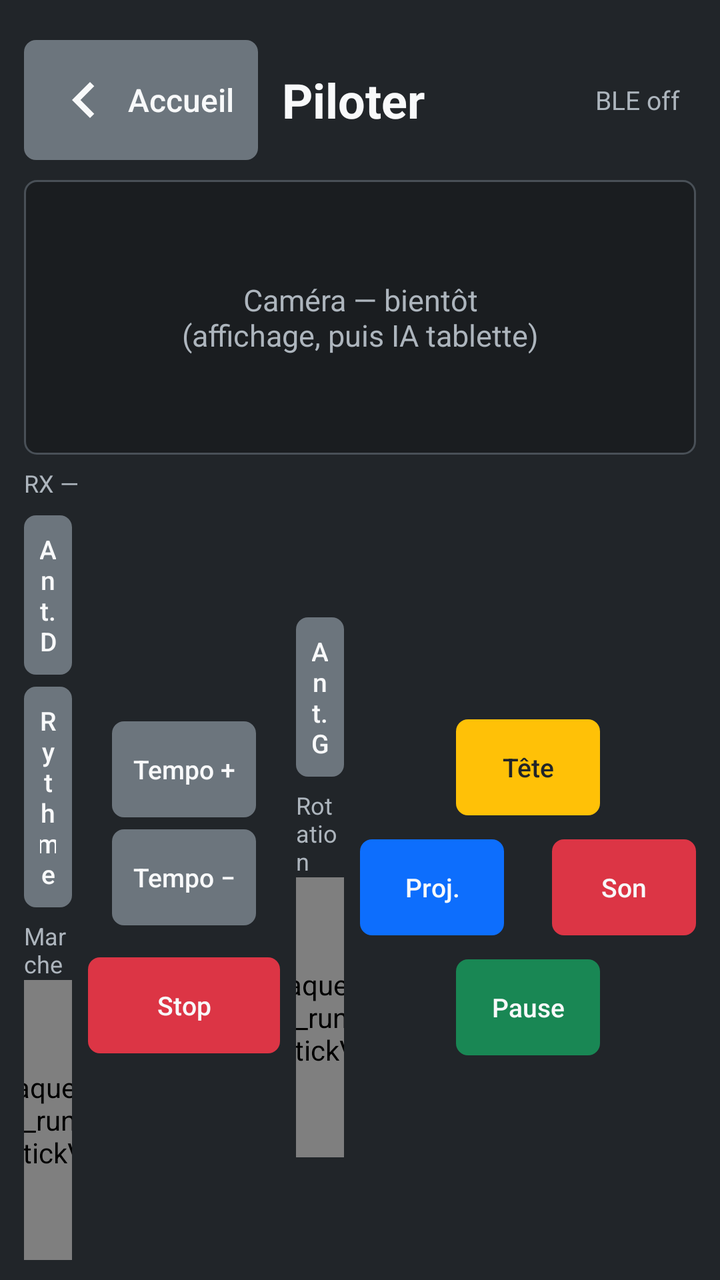
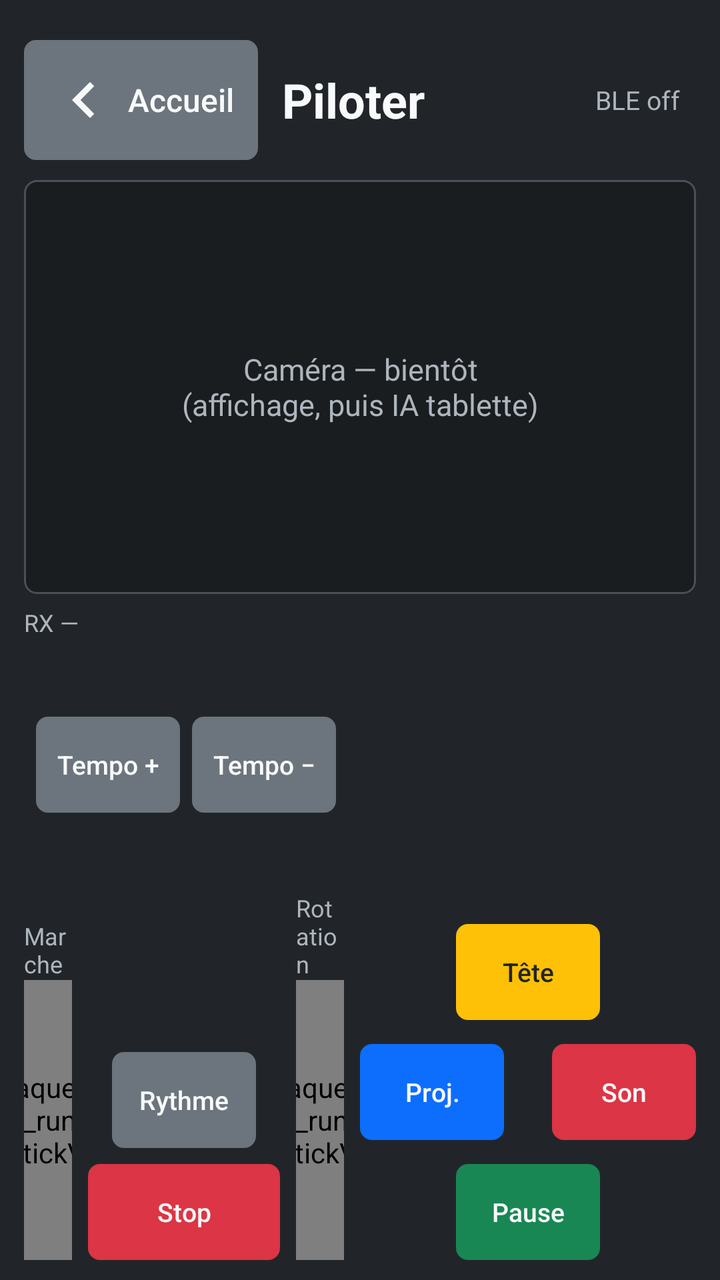

Screens rendered from an Android XML layout before and after an edit, with the pre-edit source and the edit as a unified diff.
<!-- AndroidManifest.xml: application theme AppTheme -->
<!-- res/layout/screen_pilot.xml -->
<?xml version="1.0" encoding="utf-8"?>
<LinearLayout xmlns:android="http://schemas.android.com/apk/res/android"
    android:layout_width="match_parent"
    android:layout_height="match_parent"
    android:background="@color/bs_dark"
    android:orientation="vertical"
    android:paddingStart="12dp"
    android:paddingEnd="12dp"
    android:paddingTop="20dp"
    android:paddingBottom="10dp">

    <LinearLayout
        android:layout_width="match_parent"
        android:layout_height="wrap_content"
        android:gravity="center_vertical"
        android:orientation="horizontal">

        <Button
            android:id="@+id/btn_back_home"
            style="@style/Bdx.Btn.Back"
            android:layout_width="wrap_content"
            android:layout_height="wrap_content" />

        <TextView
            android:layout_width="0dp"
            android:layout_height="wrap_content"
            android:layout_marginStart="12dp"
            android:layout_weight="1"
            android:text="Piloter"
            android:textColor="@color/bs_light"
            android:textSize="24sp"
            android:textStyle="bold" />

        <TextView
            android:id="@+id/pilot_status"
            android:layout_width="wrap_content"
            android:layout_height="wrap_content"
            android:layout_marginEnd="8dp"
            android:text="BLE off"
            android:textColor="@color/bs_muted"
            android:textSize="13sp" />
    </LinearLayout>

    <FrameLayout
        android:id="@+id/pilot_video"
        android:layout_width="match_parent"
        android:layout_height="0dp"
        android:layout_marginTop="10dp"
        android:layout_weight="1"
        android:background="@drawable/video_slot"
        android:minHeight="120dp">

        <TextView
            android:layout_width="wrap_content"
            android:layout_height="wrap_content"
            android:layout_gravity="center"
            android:gravity="center"
            android:text="Caméra — bientôt\n(affichage, puis IA tablette)"
            android:textColor="@color/bs_muted"
            android:textSize="15sp" />
    </FrameLayout>

    <TextView
        android:id="@+id/pilot_rx_line"
        android:layout_width="match_parent"
        android:layout_height="wrap_content"
        android:layout_marginTop="6dp"
        android:ellipsize="end"
        android:maxLines="1"
        android:text="RX —"
        android:textColor="@color/bs_muted"
        android:textSize="12sp" />

    <LinearLayout
        android:layout_width="match_parent"
        android:layout_height="wrap_content"
        android:layout_marginTop="8dp"
        android:gravity="center"
        android:orientation="horizontal">

        <LinearLayout
            android:layout_width="0dp"
            android:layout_height="wrap_content"
            android:layout_weight="1"
            android:gravity="center"
            android:orientation="vertical">

            <Button
                android:id="@+id/btn_ant_d"
                style="@style/Bdx.Btn.Pad"
                android:layout_width="match_parent"
                android:layout_height="wrap_content"
                android:background="@drawable/btn_flat_gray"
                android:text="Ant. D" />

            <Button
                android:id="@+id/btn_rythme"
                style="@style/Bdx.Btn.Pad"
                android:layout_width="match_parent"
                android:layout_height="wrap_content"
                android:layout_marginTop="6dp"
                android:background="@drawable/btn_flat_gray"
                android:text="Rythme" />

            <TextView
                android:layout_width="wrap_content"
                android:layout_height="wrap_content"
                android:layout_marginTop="6dp"
                android:text="Marche"
                android:textColor="@color/bs_muted"
                android:textSize="12sp" />

            <com.xmaquet.open_duck_mini_runtime.VirtualStickView
                android:id="@+id/stick_left"
                android:layout_width="140dp"
                android:layout_height="140dp" />
        </LinearLayout>

        <LinearLayout
            android:layout_width="wrap_content"
            android:layout_height="wrap_content"
            android:gravity="center"
            android:orientation="vertical"
            android:paddingStart="8dp"
            android:paddingEnd="8dp">

            <Button
                android:id="@+id/btn_tempo_plus"
                style="@style/Bdx.Btn.Pad"
                android:layout_width="wrap_content"
                android:layout_height="wrap_content"
                android:background="@drawable/btn_flat_gray"
                android:text="Tempo +" />

            <Button
                android:id="@+id/btn_tempo_minus"
                style="@style/Bdx.Btn.Pad"
                android:layout_width="wrap_content"
                android:layout_height="wrap_content"
                android:layout_marginTop="6dp"
                android:background="@drawable/btn_flat_gray"
                android:text="Tempo −" />

            <Button
                android:id="@+id/btn_stop"
                style="@style/Bdx.Btn.Pad"
                android:layout_width="wrap_content"
                android:layout_height="wrap_content"
                android:layout_marginTop="16dp"
                android:background="@drawable/btn_flat_red"
                android:minWidth="96dp"
                android:text="Stop" />
        </LinearLayout>

        <LinearLayout
            android:layout_width="0dp"
            android:layout_height="wrap_content"
            android:layout_weight="1"
            android:gravity="center"
            android:orientation="vertical">

            <Button
                android:id="@+id/btn_ant_g"
                style="@style/Bdx.Btn.Pad"
                android:layout_width="match_parent"
                android:layout_height="wrap_content"
                android:background="@drawable/btn_flat_gray"
                android:text="Ant. G" />

            <TextView
                android:layout_width="wrap_content"
                android:layout_height="wrap_content"
                android:layout_marginTop="6dp"
                android:text="Rotation"
                android:textColor="@color/bs_muted"
                android:textSize="12sp" />

            <com.xmaquet.open_duck_mini_runtime.VirtualStickView
                android:id="@+id/stick_right"
                android:layout_width="140dp"
                android:layout_height="140dp" />
        </LinearLayout>

        <RelativeLayout
            android:layout_width="168dp"
            android:layout_height="168dp"
            android:layout_marginStart="8dp">

            <Button
                android:id="@+id/btn_tete"
                style="@style/Bdx.Btn.Pad"
                android:layout_width="wrap_content"
                android:layout_height="wrap_content"
                android:layout_alignParentTop="true"
                android:layout_centerHorizontal="true"
                android:background="@drawable/btn_flat_yellow"
                android:text="Tête"
                android:textColor="#212529" />

            <Button
                android:id="@+id/btn_proj"
                style="@style/Bdx.Btn.Pad"
                android:layout_width="wrap_content"
                android:layout_height="wrap_content"
                android:layout_alignParentStart="true"
                android:layout_centerVertical="true"
                android:background="@drawable/btn_flat_blue"
                android:text="Proj." />

            <Button
                android:id="@+id/btn_son"
                style="@style/Bdx.Btn.Pad"
                android:layout_width="wrap_content"
                android:layout_height="wrap_content"
                android:layout_alignParentEnd="true"
                android:layout_centerVertical="true"
                android:background="@drawable/btn_flat_red"
                android:text="Son" />

            <Button
                android:id="@+id/btn_pause"
                style="@style/Bdx.Btn.Pad"
                android:layout_width="wrap_content"
                android:layout_height="wrap_content"
                android:layout_alignParentBottom="true"
                android:layout_centerHorizontal="true"
                android:background="@drawable/btn_flat_green"
                android:text="Pause" />
        </RelativeLayout>
    </LinearLayout>
</LinearLayout>
<!-- resources referenced by this layout -->
<resources>
  <color name="bs_dark">#212529</color>
  <color name="bs_light">#F8F9FA</color>
  <color name="bs_muted">#ADB5BD</color>
  <!-- drawable btn_flat_red (drawable) -->
  <?xml version="1.0" encoding="utf-8"?>
  <selector xmlns:android="http://schemas.android.com/apk/res/android">
      <item android:state_pressed="true">
          <shape android:shape="rectangle">
              <solid android:color="@color/bs_red_press" />
              <corners android:radius="6dp" />
          </shape>
      </item>
      <item>
          <shape android:shape="rectangle">
              <solid android:color="@color/bs_red" />
              <corners android:radius="6dp" />
          </shape>
      </item>
  </selector>
  <!-- drawable video_slot (drawable) -->
  <?xml version="1.0" encoding="utf-8"?>
  <shape xmlns:android="http://schemas.android.com/apk/res/android" android:shape="rectangle">
      <solid android:color="#1A1D20" />
      <corners android:radius="6dp" />
      <stroke android:width="1dp" android:color="#495057" />
  </shape>
  <style name="Bdx.Btn.Back" parent="Bdx.Btn">
          <item name="android:background">@drawable/btn_flat_gray</item>
          <item name="android:drawableStart">@drawable/ic_arrow_back</item>
          <item name="android:drawablePadding">4dp</item>
          <item name="android:text">Accueil</item>
          <item name="android:textSize">16sp</item>
          <item name="android:minHeight">52dp</item>
          <item name="android:paddingStart">8dp</item>
          <item name="android:paddingEnd">16dp</item>
      </style>
  <style name="Bdx.Btn.Pad" parent="Bdx.Btn">
          <item name="android:minWidth">72dp</item>
          <item name="android:minHeight">48dp</item>
          <item name="android:textSize">13sp</item>
          <item name="android:padding">8dp</item>
      </style>
  <style name="AppTheme" parent="Theme.AppCompat.Light.DarkActionBar">
          <item name="colorPrimary">@color/colorPrimary</item>
          <item name="colorPrimaryDark">@color/colorPrimaryDark</item>
          <item name="colorAccent">@color/colorAccent</item>
      </style>
  <color name="bs_blue_press">#0B5ED7</color>
  <color name="bs_blue">#0D6EFD</color>
  <color name="bs_gray_press">#5C636A</color>
  <color name="bs_gray">#6C757D</color>
  <color name="bs_green_press">#157347</color>
  <color name="bs_green">#198754</color>
  <color name="bs_red_press">#BB2D3B</color>
  <color name="bs_red">#DC3545</color>
  <color name="bs_yellow_press">#FFCA2C</color>
  <color name="bs_yellow">#FFC107</color>
  <style name="Bdx.Btn" parent="Widget.AppCompat.Button.Borderless">
          <item name="android:stateListAnimator">@null</item>
          <item name="android:elevation">0dp</item>
          <item name="android:textAllCaps">false</item>
          <item name="android:fontFamily">sans-serif-medium</item>
          <item name="android:textColor">@color/bs_light</item>
          <item name="android:padding">12dp</item>
          <item name="android:minHeight">48dp</item>
      </style>
  <!-- drawable ic_arrow_back (drawable) -->
  <?xml version="1.0" encoding="utf-8"?>
  <vector xmlns:android="http://schemas.android.com/apk/res/android"
      android:width="36dp"
      android:height="36dp"
      android:viewportWidth="24"
      android:viewportHeight="24">
      <path
          android:fillColor="#F8F9FA"
          android:pathData="M15.41,7.41L14,6l-6,6 6,6 1.41,-1.41L10.83,12z" />
  </vector>
  <color name="colorPrimary">#0D6EFD</color>
  <color name="colorPrimaryDark">#212529</color>
  <color name="colorAccent">#0DCAF0</color>
</resources>

<!-- the commit's change to res/layout/screen_pilot.xml (unified diff, before → after) -->
@@ -75,110 +75,133 @@
         android:layout_width="match_parent"
         android:layout_height="wrap_content"
         android:layout_marginTop="8dp"
-        android:gravity="center"
+        android:gravity="bottom"
         android:orientation="horizontal">
 
         <LinearLayout
             android:layout_width="0dp"
             android:layout_height="wrap_content"
             android:layout_weight="1"
-            android:gravity="center"
             android:orientation="vertical">
 
-            <Button
-                android:id="@+id/btn_ant_d"
-                style="@style/Bdx.Btn.Pad"
+            <LinearLayout
                 android:layout_width="match_parent"
                 android:layout_height="wrap_content"
-                android:background="@drawable/btn_flat_gray"
-                android:text="Ant. D" />
-
-            <Button
-                android:id="@+id/btn_rythme"
-                style="@style/Bdx.Btn.Pad"
+                android:gravity="center_vertical"
+                android:orientation="horizontal">
+
+                <Button
+                    android:id="@+id/btn_ant_g"
+                    style="@style/Bdx.Btn.Pad"
+                    android:layout_width="0dp"
+                    android:layout_height="wrap_content"
+                    android:layout_weight="1"
+                    android:background="@drawable/btn_flat_gray"
+                    android:text="Ant. G" />
+
+                <Button
+                    android:id="@+id/btn_tempo_plus"
+                    style="@style/Bdx.Btn.Pad"
+                    android:layout_width="wrap_content"
+                    android:layout_height="wrap_content"
+                    android:layout_marginStart="6dp"
+                    android:background="@drawable/btn_flat_gray"
+                    android:text="Tempo +" />
+
+                <Button
+                    android:id="@+id/btn_tempo_minus"
+                    style="@style/Bdx.Btn.Pad"
+                    android:layout_width="wrap_content"
+                    android:layout_height="wrap_content"
+                    android:layout_marginStart="6dp"
+                    android:background="@drawable/btn_flat_gray"
+                    android:text="Tempo −" />
+
+                <Button
+                    android:id="@+id/btn_ant_d"
+                    style="@style/Bdx.Btn.Pad"
+                    android:layout_width="0dp"
+                    android:layout_height="wrap_content"
+                    android:layout_marginStart="6dp"
+                    android:layout_weight="1"
+                    android:background="@drawable/btn_flat_gray"
+                    android:text="Ant. D" />
+            </LinearLayout>
+
+            <LinearLayout
                 android:layout_width="match_parent"
                 android:layout_height="wrap_content"
-                android:layout_marginTop="6dp"
-                android:background="@drawable/btn_flat_gray"
-                android:text="Rythme" />
-
-            <TextView
-                android:layout_width="wrap_content"
-                android:layout_height="wrap_content"
-                android:layout_marginTop="6dp"
-                android:text="Marche"
-                android:textColor="@color/bs_muted"
-                android:textSize="12sp" />
-
-            <com.xmaquet.open_duck_mini_runtime.VirtualStickView
-                android:id="@+id/stick_left"
-                android:layout_width="140dp"
-                android:layout_height="140dp" />
-        </LinearLayout>
-
-        <LinearLayout
-            android:layout_width="wrap_content"
-            android:layout_height="wrap_content"
-            android:gravity="center"
-            android:orientation="vertical"
-            android:paddingStart="8dp"
-            android:paddingEnd="8dp">
-
-            <Button
-                android:id="@+id/btn_tempo_plus"
-                style="@style/Bdx.Btn.Pad"
-                android:layout_width="wrap_content"
-                android:layout_height="wrap_content"
-                android:background="@drawable/btn_flat_gray"
-                android:text="Tempo +" />
-
-            <Button
-                android:id="@+id/btn_tempo_minus"
-                style="@style/Bdx.Btn.Pad"
-                android:layout_width="wrap_content"
-                android:layout_height="wrap_content"
-                android:layout_marginTop="6dp"
-                android:background="@drawable/btn_flat_gray"
-                android:text="Tempo −" />
-
-            <Button
-                android:id="@+id/btn_stop"
-                style="@style/Bdx.Btn.Pad"
-                android:layout_width="wrap_content"
-                android:layout_height="wrap_content"
-                android:layout_marginTop="16dp"
-                android:background="@drawable/btn_flat_red"
-                android:minWidth="96dp"
-                android:text="Stop" />
-        </LinearLayout>
-
-        <LinearLayout
-            android:layout_width="0dp"
-            android:layout_height="wrap_content"
-            android:layout_weight="1"
-            android:gravity="center"
-            android:orientation="vertical">
-
-            <Button
-                android:id="@+id/btn_ant_g"
-                style="@style/Bdx.Btn.Pad"
-                android:layout_width="match_parent"
-                android:layout_height="wrap_content"
-                android:background="@drawable/btn_flat_gray"
-                android:text="Ant. G" />
-
-            <TextView
-                android:layout_width="wrap_content"
-                android:layout_height="wrap_content"
-                android:layout_marginTop="6dp"
-                android:text="Rotation"
-                android:textColor="@color/bs_muted"
-                android:textSize="12sp" />
-
-            <com.xmaquet.open_duck_mini_runtime.VirtualStickView
-                android:id="@+id/stick_right"
-                android:layout_width="140dp"
-                android:layout_height="140dp" />
+                android:layout_marginTop="8dp"
+                android:gravity="bottom"
+                android:orientation="horizontal">
+
+                <LinearLayout
+                    android:layout_width="0dp"
+                    android:layout_height="wrap_content"
+                    android:layout_weight="1"
+                    android:gravity="center_horizontal"
+                    android:orientation="vertical">
+
+                    <TextView
+                        android:layout_width="wrap_content"
+                        android:layout_height="wrap_content"
+                        android:text="Marche"
+                        android:textColor="@color/bs_muted"
+                        android:textSize="12sp" />
+
+                    <com.xmaquet.open_duck_mini_runtime.VirtualStickView
+                        android:id="@+id/stick_left"
+                        android:layout_width="140dp"
+                        android:layout_height="140dp" />
+                </LinearLayout>
+
+                <LinearLayout
+                    android:layout_width="wrap_content"
+                    android:layout_height="wrap_content"
+                    android:gravity="center"
+                    android:orientation="vertical"
+                    android:paddingStart="8dp"
+                    android:paddingEnd="8dp">
+
+                    <Button
+                        android:id="@+id/btn_rythme"
+                        style="@style/Bdx.Btn.Pad"
+                        android:layout_width="wrap_content"
+                        android:layout_height="wrap_content"
+                        android:background="@drawable/btn_flat_gray"
+                        android:text="Rythme" />
+
+                    <Button
+                        android:id="@+id/btn_stop"
+                        style="@style/Bdx.Btn.Pad"
+                        android:layout_width="wrap_content"
+                        android:layout_height="wrap_content"
+                        android:layout_marginTop="8dp"
+                        android:background="@drawable/btn_flat_red"
+                        android:minWidth="96dp"
+                        android:text="Stop" />
+                </LinearLayout>
+
+                <LinearLayout
+                    android:layout_width="0dp"
+                    android:layout_height="wrap_content"
+                    android:layout_weight="1"
+                    android:gravity="center_horizontal"
+                    android:orientation="vertical">
+
+                    <TextView
+                        android:layout_width="wrap_content"
+                        android:layout_height="wrap_content"
+                        android:text="Rotation"
+                        android:textColor="@color/bs_muted"
+                        android:textSize="12sp" />
+
+                    <com.xmaquet.open_duck_mini_runtime.VirtualStickView
+                        android:id="@+id/stick_right"
+                        android:layout_width="140dp"
+                        android:layout_height="140dp" />
+                </LinearLayout>
+            </LinearLayout>
         </LinearLayout>
 
         <RelativeLayout
